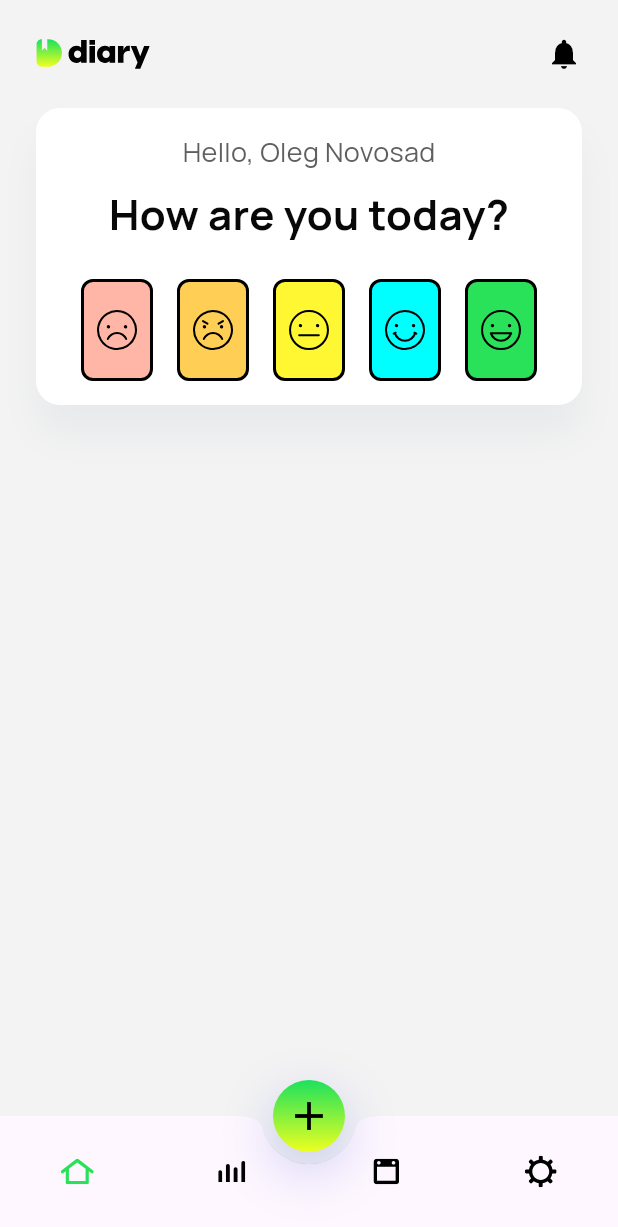
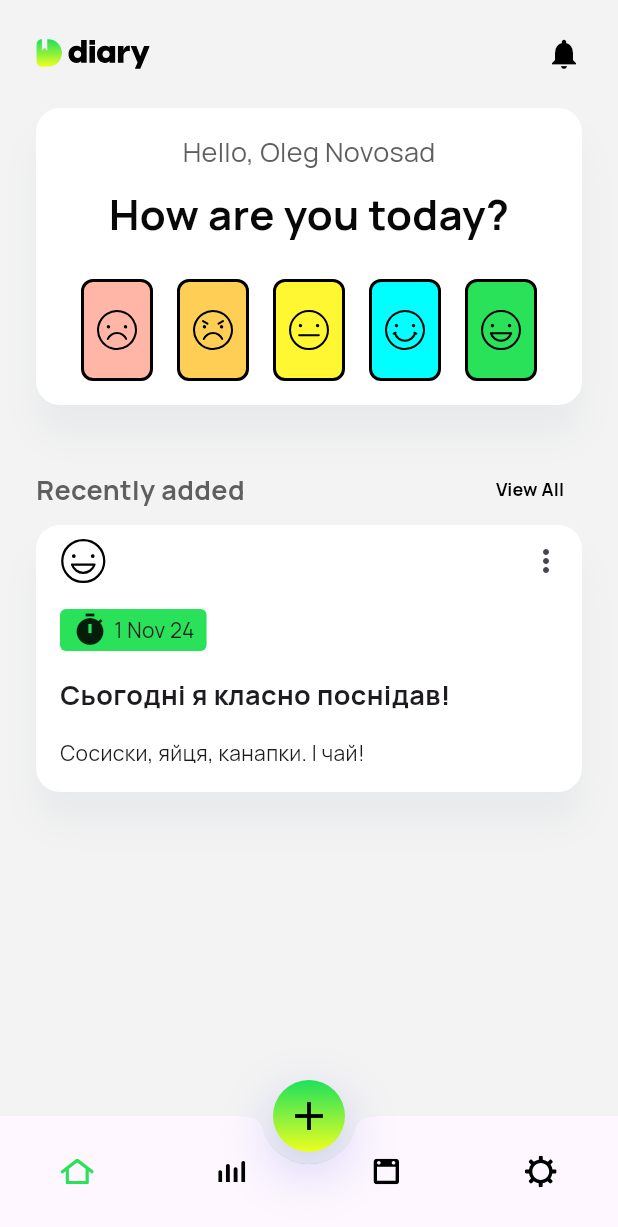
Before and after one commit to OlegNovosad/diary, a Flutter app: the screen it shows after launch, on a phone screen of 412 x 824 dp. Shown: the top 1227 px of the screen. Run offline on Flutter 3.47's test engine with Material 3 defaults, Android fonts, the phone set to English and light mode, and no system bars; our stand-ins replace flutter_svg, google_fonts, smooth_page_indicator.

Commit message:
Finished home screen

```diff
--- a/lib/main.dart
+++ b/lib/main.dart
@@ -32,7 +32,7 @@ class MainApp extends StatelessWidget {
               ),
               scaffoldBackgroundColor: const Color(0xFFF3F3F3),
               fontFamily: GoogleFonts.manrope().fontFamily),
-          home: MainScreen()),
+          home: const MainScreen()),
     );
   }
 }
--- a/lib/memory_provider.dart
+++ b/lib/memory_provider.dart
@@ -1,8 +1,20 @@
 import 'package:diary/memory.dart';
+import 'package:diary/mood_type.dart';
 import 'package:flutter/material.dart';
 
 class MemoryProvider extends ChangeNotifier {
-  final List<Memory> _memories = [];
+  final List<Memory> _memories = [
+    Memory(
+        title: "Сьогодні я класно поснідав!",
+        message: "Сосиски, яйця, канапки. І чай!",
+        date: DateTime.now(),
+        moodType: MoodType.happy),
+    Memory(
+        title: "Почав дивитись новий серіал",
+        message: "Називається The Lincoln Lawyer, мені подобається",
+        date: DateTime.now().subtract(const Duration(hours: 12)),
+        moodType: MoodType.good),
+  ];
   List<Memory> get memories => _memories;
 
   bool _onboardingFinished = false;
@@ -17,4 +29,16 @@ class MemoryProvider extends ChangeNotifier {
     _memories.add(value);
     notifyListeners();
   }
+
+  Memory recent() {
+    _memories.sort((a, b) {
+      if (a.date.isAfter(b.date)) {
+        return 1;
+      } else {
+        return -1;
+      }
+    });
+
+    return _memories.last;
+  }
 }
--- a/lib/screens/diary_screen.dart
+++ b/lib/screens/diary_screen.dart
@@ -5,6 +5,6 @@ class DiaryScreen extends StatelessWidget {
 
   @override
   Widget build(BuildContext context) {
-    return Text("Diary");
+    return const Text("Diary");
   }
 }
--- a/lib/screens/home_screen.dart
+++ b/lib/screens/home_screen.dart
@@ -1,11 +1,8 @@
-import 'package:diary/main.dart';
-import 'package:diary/memory.dart';
 import 'package:diary/memory_provider.dart';
+import 'package:diary/screens/all_memories_screen.dart';
 import 'package:diary/widgets/how_are_you_today_widget.dart';
 import 'package:diary/widgets/memory_widget.dart';
-import 'package:diary/widgets/section_widget.dart';
 import 'package:flutter/material.dart';
-import 'package:flutter_svg/flutter_svg.dart';
 import 'package:provider/provider.dart';
 
 class HomeScreen extends StatelessWidget {
@@ -18,10 +15,41 @@ class HomeScreen extends StatelessWidget {
     return Column(
       crossAxisAlignment: CrossAxisAlignment.stretch,
       children: [
-        HowAreYouTodayWidget(),
-        SizedBox(height: 32),
-        if (provider.memories.isNotEmpty)
-          MemoryWidget(memory: provider.memories.first)
+        const HowAreYouTodayWidget(),
+        const SizedBox(height: 32),
+        if (provider.memories.isNotEmpty) ...[
+          Row(
+            mainAxisAlignment: MainAxisAlignment.spaceBetween,
+            children: [
+              const Text(
+                "Recently added",
+                style: TextStyle(
+                  color: Color(0xFF5F5F5F),
+                  fontSize: 18,
+                  fontWeight: FontWeight.bold,
+                ),
+              ),
+              TextButton(
+                style: TextButton.styleFrom(
+                  overlayColor: const Color(0xFF5F5F5F),
+                ),
+                onPressed: () {
+                  Navigator.of(context).push(
+                    MaterialPageRoute(
+                        builder: (_) => const AllMemoriesScreen()),
+                  );
+                },
+                child: const Text("View All",
+                    style: TextStyle(
+                      color: Colors.black,
+                      fontSize: 12,
+                      fontWeight: FontWeight.bold,
+                    )),
+              ),
+            ],
+          ),
+          MemoryWidget(memory: provider.recent())
+        ]
       ],
     );
   }
--- a/lib/screens/main_screen.dart
+++ b/lib/screens/main_screen.dart
@@ -42,7 +42,7 @@ class _MainScreenState extends State<MainScreen> {
       floatingActionButton: GestureDetector(
         onTap: () {
           Navigator.of(context).push(
-            MaterialPageRoute(builder: (_) => AddMemoriesScreen()),
+            MaterialPageRoute(builder: (_) => const AddMemoriesScreen()),
           );
         },
         child: Container(
--- a/lib/screens/mood_screen.dart
+++ b/lib/screens/mood_screen.dart
@@ -5,6 +5,6 @@ class MoodScreen extends StatelessWidget {
 
   @override
   Widget build(BuildContext context) {
-    return Text("Mood");
+    return const Text("Mood");
   }
 }
--- a/lib/screens/settings_screen.dart
+++ b/lib/screens/settings_screen.dart
@@ -5,6 +5,6 @@ class SettingsScreen extends StatelessWidget {
 
   @override
   Widget build(BuildContext context) {
-    return Text("Settings");
+    return const Text("Settings");
   }
 }
--- a/lib/screens/splash_screen.dart
+++ b/lib/screens/splash_screen.dart
@@ -7,7 +7,7 @@ class SplashScreen extends StatelessWidget {
 
   @override
   Widget build(BuildContext context) {
-    Future.delayed(Duration(seconds: 3), () {
+    Future.delayed(const Duration(seconds: 3), () {
       Navigator.of(context).pushReplacement(
           MaterialPageRoute(builder: (context) => OnboardingScreen()));
     });
--- a/lib/widgets/button_widget.dart
+++ b/lib/widgets/button_widget.dart
@@ -20,7 +20,7 @@ class ButtonWidget extends StatelessWidget {
             backgroundColor: Colors.black),
         onPressed: onPressed,
         child: Text(title,
-            style: TextStyle(
+            style: const TextStyle(
                 color: Colors.white,
                 fontSize: 18,
                 fontWeight: FontWeight.bold)));
--- a/lib/widgets/how_are_you_today_widget.dart
+++ b/lib/widgets/how_are_you_today_widget.dart
@@ -12,15 +12,15 @@ class HowAreYouTodayWidget extends StatelessWidget {
     return SectionWidget(
       child: Column(
         children: [
-          Text(
+          const Text(
             "Hello, Oleg Novosad",
             style: TextStyle(
               fontSize: 18,
               color: Color(0xFF5F5F5F),
             ),
           ),
-          SizedBox(height: 8),
-          Text(
+          const SizedBox(height: 8),
+          const Text(
             "How are you today?",
             style: TextStyle(
               fontSize: 28,
@@ -28,7 +28,7 @@ class HowAreYouTodayWidget extends StatelessWidget {
               fontWeight: FontWeight.bold,
             ),
           ),
-          SizedBox(height: 24),
+          const SizedBox(height: 24),
           MoodTypesWidget(
             onSelected: (type) {
               // TODO: Add handling
--- a/lib/widgets/memory_widget.dart
+++ b/lib/widgets/memory_widget.dart
@@ -16,13 +16,23 @@ class MemoryWidget extends StatelessWidget {
   @override
   Widget build(BuildContext context) {
     return SectionWidget(
+        padding: const EdgeInsets.only(left: 16, bottom: 16),
         child: Column(
           crossAxisAlignment: CrossAxisAlignment.start,
           children: [
+            Row(
+              mainAxisAlignment: MainAxisAlignment.spaceBetween,
+              children: [
                 SvgPicture.asset(memory.moodType.image),
-        SizedBox(height: 16),
+                IconButton(
+                  onPressed: () {},
+                  icon: const Icon(Icons.more_vert),
+                )
+              ],
+            ),
+            const SizedBox(height: 8),
             Container(
-          padding: EdgeInsets.symmetric(vertical: 2, horizontal: 8),
+              padding: const EdgeInsets.symmetric(vertical: 2, horizontal: 8),
               decoration: BoxDecoration(
                 color: memory.moodType.color,
                 borderRadius: BorderRadius.circular(4),
@@ -30,21 +40,21 @@ class MemoryWidget extends StatelessWidget {
               child: Row(
                 mainAxisSize: MainAxisSize.min,
                 children: [
-              Icon(Icons.timer),
-              SizedBox(width: 4),
+                  const Icon(Icons.timer),
+                  const SizedBox(width: 4),
                   Text(formatter.format(memory.date)),
                 ],
               ),
             ),
-        SizedBox(height: 16),
+            const SizedBox(height: 16),
             Text(
               memory.title,
-          style: TextStyle(
+              style: const TextStyle(
                 fontSize: 18,
                 fontWeight: FontWeight.bold,
               ),
             ),
-        SizedBox(height: 16),
+            const SizedBox(height: 16),
             Text(memory.message)
           ],
         ));
--- a/lib/widgets/mood_type_widget.dart
+++ b/lib/widgets/mood_type_widget.dart
@@ -23,8 +23,8 @@ class MoodTypeWidget extends StatelessWidget {
       child: Container(
           height: 68,
           width: 48,
-          margin: EdgeInsets.symmetric(horizontal: 2),
-          padding: EdgeInsets.symmetric(vertical: 16, horizontal: 8),
+          margin: const EdgeInsets.symmetric(horizontal: 2),
+          padding: const EdgeInsets.symmetric(vertical: 16, horizontal: 8),
           decoration: BoxDecoration(
             color: moodType.color,
             border: Border.all(color: Colors.black, width: selected ? 4 : 2),
--- a/lib/widgets/mood_types_widget.dart
+++ b/lib/widgets/mood_types_widget.dart
@@ -1,7 +1,6 @@
 import 'package:diary/mood_type.dart';
 import 'package:diary/widgets/mood_type_widget.dart';
 import 'package:flutter/material.dart';
-import 'package:flutter_svg/flutter_svg.dart';
 
 class MoodTypesWidget extends StatefulWidget {
   const MoodTypesWidget({
```
Also changed, not shown: lib/screens/add_memories_screen.dart (+6 -6 lines), lib/screens/all_memories_screen.dart (added, +33 -0 lines). Lines whose indentation alone changed are shown as unchanged.
